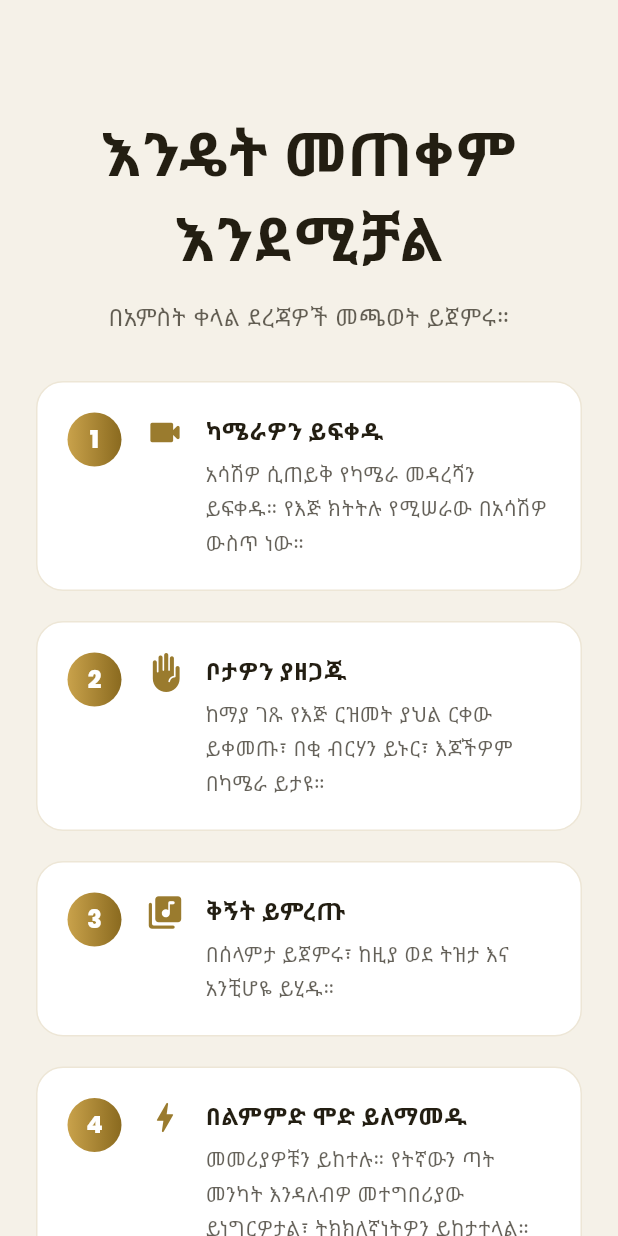
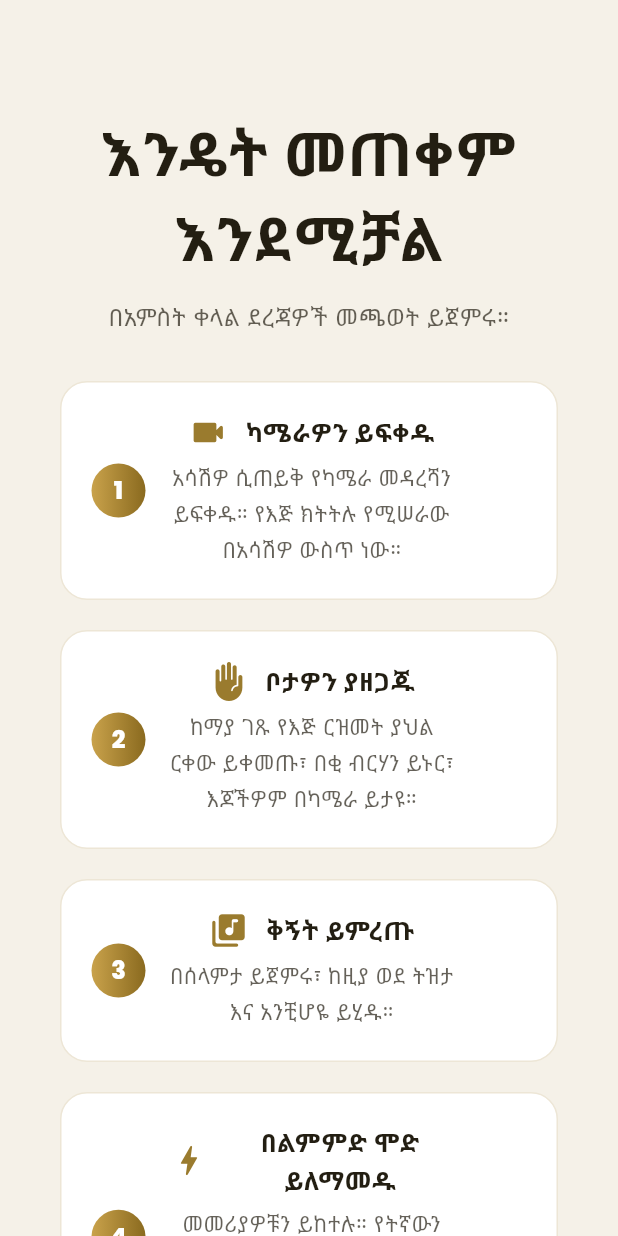
Before and after one commit to jome11/Virtual-begena-Frontend-, a Flutter app: the HowToSection widget shown alone on an empty page, opened directly, on a phone screen of 412 x 824 dp. Run offline on Flutter 3.47's test engine with Material 3 defaults, Android fonts, the phone set to English and light mode, and no system bars; our stand-ins replace go_router, google_fonts, pdf, shared_preferences, visibility_detector, web; missing offline and left inert: dart:js_interop, dart:ui_web; accounts and stored records are empty.

Commit message:
latest update before video

```diff
--- a/lib/features/about/about_screen.dart
+++ b/lib/features/about/about_screen.dart
@@ -37,9 +37,9 @@ class AboutSection extends StatelessWidget {
               const SizedBox(height: 32),
               Center(
                 child: ConstrainedBox(
-                  constraints: const BoxConstraints(maxWidth: 760),
+                  constraints: const BoxConstraints(maxWidth: 1300),
                   child: Padding(
-                    padding: const EdgeInsets.symmetric(horizontal: 24),
+                    padding: const EdgeInsets.symmetric(horizontal: 40),
                     child: Column(
                       crossAxisAlignment: CrossAxisAlignment.start,
                       children: [
--- a/lib/features/auth/signup_screen.dart
+++ b/lib/features/auth/signup_screen.dart
@@ -6,6 +6,7 @@ import '../../core/services/auth_service.dart';
 import '../../shared/widgets/gradient_background.dart';
 import '../../shared/widgets/language_toggle.dart';
 import '../../shared/widgets/theme_toggle_button.dart';
+import 'widgets/social_buttons.dart';
 
 class SignupScreen extends StatefulWidget {
   const SignupScreen({super.key});
@@ -137,6 +138,8 @@ class _SignupScreenState extends State<SignupScreen> {
                           Expanded(child: Divider(color: context.colors.border)),
                         ]),
                         const SizedBox(height: 12),
+                        const SocialButtons(signUp: true),
+                        const SizedBox(height: 12),
                         SizedBox(
                           width: double.infinity,
                           child: OutlinedButton.icon(
--- a/lib/features/how_to/how_to_screen.dart
+++ b/lib/features/how_to/how_to_screen.dart
@@ -119,9 +119,9 @@ class HowToSection extends StatelessWidget {
             ),
             Center(
               child: ConstrainedBox(
-                constraints: const BoxConstraints(maxWidth: 760),
+                constraints: const BoxConstraints(maxWidth: 1300),
                 child: Padding(
-                  padding: const EdgeInsets.symmetric(horizontal: 24),
+                  padding: const EdgeInsets.symmetric(horizontal: 40),
                   child: Column(
                     children: [
                       for (var i = 0; i < t.steps.length; i++)
@@ -178,7 +178,7 @@ class HowToSection extends StatelessWidget {
                       for (final f in t.faqs)
                         Reveal(
                           child: Container(
-                            margin: const EdgeInsets.only(bottom: 10),
+                            margin: const EdgeInsets.only(bottom: 8),
                             child: Material(
                               color: brand.surface,
                               shape: RoundedRectangleBorder(
@@ -190,16 +190,20 @@ class HowToSection extends StatelessWidget {
                                 data: Theme.of(context)
                                     .copyWith(dividerColor: Colors.transparent),
                                 child: ExpansionTile(
+                                  dense: true,
+                                  leading: const SizedBox(width: 24),
                                   title: Text(f.$1,
+                                      textAlign: TextAlign.center,
                                       style: TextStyle(
                                           color: brand.ink,
                                           fontWeight: FontWeight.w700,
-                                          fontSize: 14)),
+                                          fontSize: 15)),
                                   childrenPadding:
                                       const EdgeInsets.fromLTRB(16, 0, 16, 16),
-                                  expandedAlignment: Alignment.centerLeft,
+                                  expandedAlignment: Alignment.center,
                                   children: [
                                     Text(f.$2,
+                                        textAlign: TextAlign.center,
                                         style: TextStyle(
                                             color: brand.inkMuted, height: 1.6)),
                                   ],
@@ -240,15 +244,15 @@ class _StepTile extends StatelessWidget {
           border: Border.all(color: brand.beige),
         ),
         child: Row(
-          crossAxisAlignment: CrossAxisAlignment.start,
+          crossAxisAlignment: CrossAxisAlignment.center,
           children: [
             Container(
               width: 36,
               height: 36,
               alignment: Alignment.center,
-              decoration: BoxDecoration(
+              decoration: const BoxDecoration(
                 shape: BoxShape.circle,
-                gradient: const LinearGradient(
+                gradient: LinearGradient(
                   colors: [Color(0xFFC9A24B), Color(0xFF8A6A1F)],
                 ),
               ),
@@ -259,25 +263,34 @@ class _StepTile extends StatelessWidget {
                       fontSize: 16)),
             ),
             const SizedBox(width: 16),
-            Icon(step.icon, color: brand.amber, size: 26),
-            const SizedBox(width: 14),
             Expanded(
               child: Column(
-                crossAxisAlignment: CrossAxisAlignment.start,
                 mainAxisSize: MainAxisSize.min,
                 children: [
-                  Text(step.title,
-                      style: TextStyle(
-                          color: brand.ink,
-                          fontWeight: FontWeight.w700,
-                          fontSize: 16)),
+                  Row(
+                    mainAxisAlignment: MainAxisAlignment.center,
+                    children: [
+                      Icon(step.icon, color: brand.amber, size: 26),
+                      const SizedBox(width: 12),
+                      Flexible(
+                        child: Text(step.title,
+                            textAlign: TextAlign.center,
+                            style: TextStyle(
+                                color: brand.ink,
+                                fontWeight: FontWeight.w700,
+                                fontSize: 17)),
+                      ),
+                    ],
+                  ),
                   const SizedBox(height: 6),
                   Text(step.body,
+                      textAlign: TextAlign.center,
                       style: TextStyle(
-                          color: brand.inkMuted, height: 1.6, fontSize: 14)),
+                          color: brand.inkMuted, height: 1.6, fontSize: 14.5)),
                 ],
               ),
             ),
+            const SizedBox(width: 48), // balances the number circle
           ],
         ),
       ),
```
Also changed, not shown: lib/core/services/begena_viewer_service.dart (+23 -1 lines), lib/features/auth/widgets/social_buttons.dart (+6 -2 lines), lib/features/dashboard/dashboard_screen.dart (+4 -3 lines), lib/features/dashboard/widgets/insights_panel.dart (+10 -4 lines), lib/features/home/widgets/popular_mezmurs_section.dart (+5 -4 lines), assets/modes/exercise.jpg (renamed from assets/modes/exercise_mode.jpg), 1 other file.
